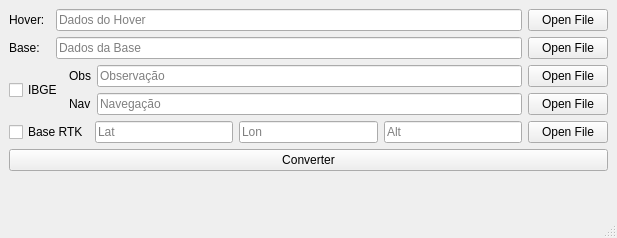
The window that app/rtkuser-qt/src/window.ui (patrickelectric/RTKLIB) describes before a commit, drawn with Qt 5.
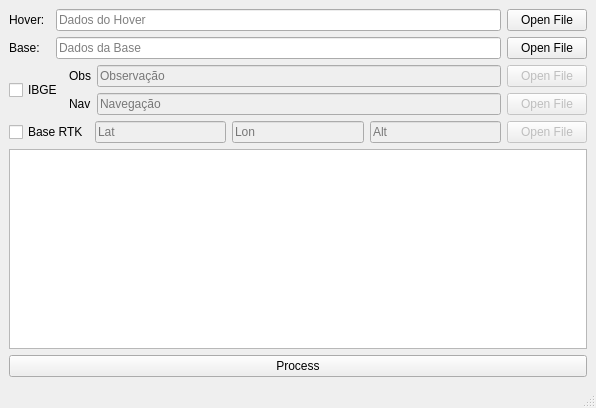
The same window after the commit. Icons and pictures are not drawn.

Patch:
```diff
--- a/app/rtkuser-qt/src/window.ui
+++ b/app/rtkuser-qt/src/window.ui
@@ -6,8 +6,8 @@
    <rect>
     <x>0</x>
     <y>0</y>
-    <width>617</width>
-    <height>238</height>
+    <width>596</width>
+    <height>408</height>
    </rect>
   </property>
   <property name="windowTitle">
@@ -93,6 +93,9 @@
           </item>
           <item row="0" column="1">
            <widget class="QLineEdit" name="IBGEObsInput">
+            <property name="enabled">
+             <bool>false</bool>
+            </property>
             <property name="placeholderText">
              <string>Observação</string>
             </property>
@@ -100,6 +103,9 @@
           </item>
           <item row="1" column="1">
            <widget class="QLineEdit" name="IBGENavInput">
+            <property name="enabled">
+             <bool>false</bool>
+            </property>
             <property name="placeholderText">
              <string>Navegação</string>
             </property>
@@ -114,6 +120,9 @@
           </item>
           <item row="0" column="2">
            <widget class="QPushButton" name="IBGEObsButton">
+            <property name="enabled">
+             <bool>false</bool>
+            </property>
             <property name="text">
              <string>Open File</string>
             </property>
@@ -121,6 +130,9 @@
           </item>
           <item row="1" column="2">
            <widget class="QPushButton" name="IBGENavButton">
+            <property name="enabled">
+             <bool>false</bool>
+            </property>
             <property name="text">
              <string>Open File</string>
             </property>
@@ -141,6 +153,9 @@
         </item>
         <item>
          <widget class="QLineEdit" name="baseLatInput">
+          <property name="enabled">
+           <bool>false</bool>
+          </property>
           <property name="text">
            <string/>
           </property>
@@ -151,6 +166,9 @@
         </item>
         <item>
          <widget class="QLineEdit" name="baseLonInput">
+          <property name="enabled">
+           <bool>false</bool>
+          </property>
           <property name="placeholderText">
            <string>Lon</string>
           </property>
@@ -158,6 +176,9 @@
         </item>
         <item>
          <widget class="QLineEdit" name="baseAltInput">
+          <property name="enabled">
+           <bool>false</bool>
+          </property>
           <property name="placeholderText">
            <string>Alt</string>
           </property>
@@ -165,6 +186,9 @@
         </item>
         <item>
          <widget class="QPushButton" name="basePositionButton">
+          <property name="enabled">
+           <bool>false</bool>
+          </property>
           <property name="text">
            <string>Open File</string>
           </property>
@@ -173,25 +197,15 @@
        </layout>
       </item>
       <item>
-       <widget class="QPushButton" name="Process">
+       <widget class="QTextEdit" name="output"/>
+      </item>
+      <item>
+       <widget class="QPushButton" name="processButton">
         <property name="text">
-         <string>Converter</string>
+         <string>Process</string>
         </property>
        </widget>
       </item>
-      <item>
-       <spacer name="verticalSpacer">
-        <property name="orientation">
-         <enum>Qt::Vertical</enum>
-        </property>
-        <property name="sizeHint" stdset="0">
-         <size>
-          <width>20</width>
-          <height>40</height>
-         </size>
-        </property>
-       </spacer>
-      </item>
      </layout>
     </item>
    </layout>
```
